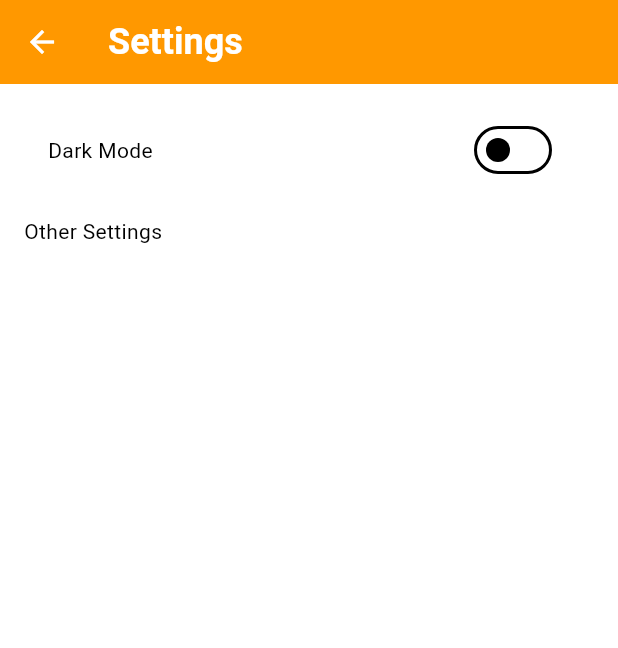
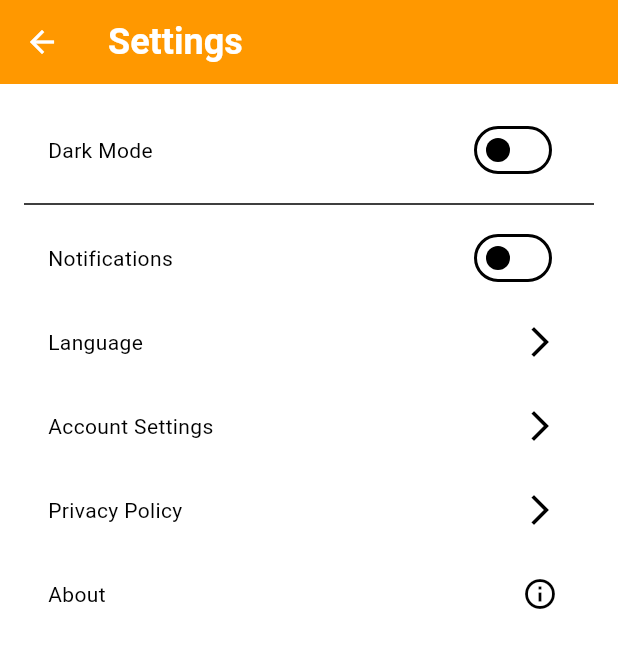
Before and after one commit to akgane/cross_4, a Flutter app: the SettingsPage screen opened by its route, on a phone screen of 412 x 824 dp. Shown: the top 648 px of the screen. Run offline on Flutter 3.47's test engine with Material 3 defaults, Android fonts, the phone set to English and light mode, and no system bars; our stand-ins replace cloud_firestore, firebase_core, google_maps_flutter, image_picker, shared_preferences; accounts and stored records are empty.

Commit message:
Code changes

```diff
--- a/lib/pages/settings_page.dart
+++ b/lib/pages/settings_page.dart
@@ -14,13 +14,12 @@ class SettingsPage extends StatelessWidget {
       ),
       body: Padding(
         padding: const EdgeInsets.all(16.0),
-        child: Column(
-          crossAxisAlignment: CrossAxisAlignment.start,
+        child: ListView(
           children: [
             ListTile(
               title: Text(
-                  "Dark Mode",
-                  style: theme.textTheme.bodyMedium,
+                "Dark Mode",
+                style: theme.textTheme.bodyMedium,
               ),
               trailing: Switch(
                 value: themeProvider.themeMode == ThemeMode.dark,
@@ -29,10 +28,58 @@ class SettingsPage extends StatelessWidget {
                 },
               ),
             ),
-            SizedBox(height: 16),
-            Text(
-              "Other Settings",
-              style: theme.textTheme.bodyMedium,
+            Divider(),
+            ListTile(
+              title: Text(
+                "Notifications",
+                style: theme.textTheme.bodyMedium,
+              ),
+              trailing: Switch(
+                value: false,
+                onChanged: (value) {
+                  // TODO: реализовать
+                },
+              ),
+            ),
+            ListTile(
+              title: Text(
+                "Language",
+                style: theme.textTheme.bodyMedium,
+              ),
+              trailing: Icon(Icons.arrow_forward_ios, color: theme.iconTheme.color),
+              onTap: () {
+                // TODO: реализовать переход
+              },
+            ),
+            ListTile(
+              title: Text(
+                "Account Settings",
+                style: theme.textTheme.bodyMedium,
+              ),
+              trailing: Icon(Icons.arrow_forward_ios, color: theme.iconTheme.color),
+              onTap: () {
+                // TODO: реализовать переход
+              },
+            ),
+            ListTile(
+              title: Text(
+                "Privacy Policy",
+                style: theme.textTheme.bodyMedium,
+              ),
+              trailing: Icon(Icons.arrow_forward_ios, color: theme.iconTheme.color),
+              onTap: () {
+                // TODO: реализовать переход
+              },
+            ),
+            ListTile(
+              title: Text(
+                "About",
+                style: theme.textTheme.bodyMedium,
+              ),
+              trailing: Icon(Icons.info_outline, color: theme.iconTheme.color),
+              onTap: () {
+                // TODO: показать информацию
+              },
             ),
           ],
         ),
--- a/pubspec.yaml
+++ b/pubspec.yaml
@@ -36,6 +36,9 @@ dependencies:
   google_maps_flutter: 2.12.1
   image_picker: ^1.1.2
   provider: ^6.1.4
+  flutter_localizations:
+    sdk: flutter
+  intl: any
 
   # The following adds the Cupertino Icons font to your application.
   # Use with the CupertinoIcons class for iOS style icons.
```
Also changed, not shown: lib/l10n/app_en.arb (added, +7 -0 lines), lib/l10n/app_kz.arb (added, +7 -0 lines), lib/l10n/app_ru.arb (added, +7 -0 lines), lib/main.dart (+12 -0 lines), pubspec.lock.
